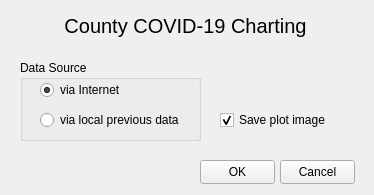
Before: the Qt Designer form gui/mainForm.ui in SoCalDude/covid, drawn with Qt 5.
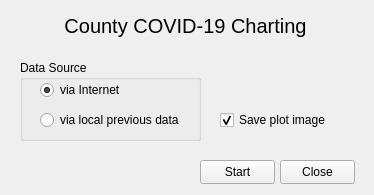
After: the same form once the commit is applied.

```diff
--- a/gui/mainForm.ui
+++ b/gui/mainForm.ui
@@ -61,7 +61,7 @@
      </rect>
     </property>
     <property name="text">
-     <string>OK</string>
+     <string>Start</string>
     </property>
    </widget>
    <widget class="QPushButton" name="btnCancel">
@@ -74,7 +74,7 @@
      </rect>
     </property>
     <property name="text">
-     <string>Cancel</string>
+     <string>Close</string>
     </property>
    </widget>
    <widget class="QGroupBox" name="groupBox">
```
Left out of the diff: 10 changed lines with no effect on the pictures.
